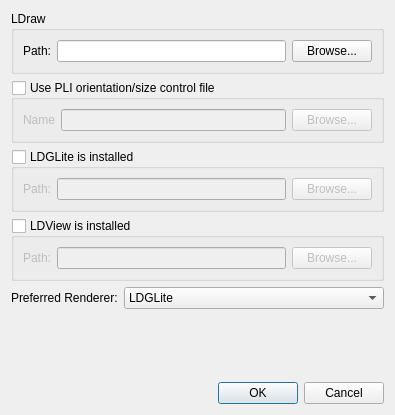
Old version of the form preferences.ui in the repository ldraw-linux/lpub4.
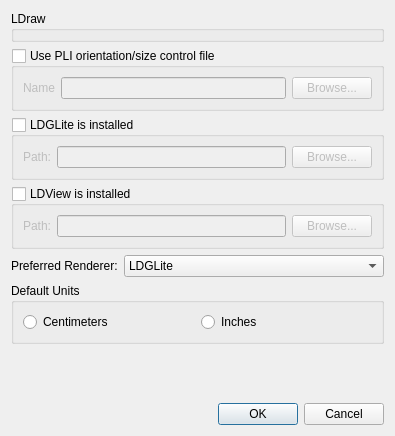
New version of the form.

Commit message: Got inches vs. centimeter controls working

```diff
--- a/preferences.ui
+++ b/preferences.ui
@@ -7,7 +7,7 @@
     <x>0</x>
     <y>0</y>
     <width>395</width>
-    <height>415</height>
+    <height>436</height>
    </rect>
   </property>
   <property name="windowTitle" >
@@ -19,16 +19,28 @@
      <property name="title" >
       <string>LDraw</string>
      </property>
-     <layout class="QHBoxLayout" >
-      <item>
        <widget class="QLabel" name="label_3" >
+      <property name="geometry" >
+       <rect>
+        <x>14</x>
+        <y>34</y>
+        <width>31</width>
+        <height>22</height>
+       </rect>
+      </property>
         <property name="text" >
          <string>Path:</string>
         </property>
        </widget>
-      </item>
-      <item>
        <widget class="QLineEdit" name="ldrawPath" >
+      <property name="geometry" >
+       <rect>
+        <x>53</x>
+        <y>34</y>
+        <width>205</width>
+        <height>22</height>
+       </rect>
+      </property>
         <property name="minimumSize" >
          <size>
           <width>200</width>
@@ -36,9 +48,15 @@
          </size>
         </property>
        </widget>
-      </item>
-      <item>
        <widget class="QPushButton" name="browseLDraw" >
+      <property name="geometry" >
+       <rect>
+        <x>264</x>
+        <y>31</y>
+        <width>98</width>
+        <height>32</height>
+       </rect>
+      </property>
         <property name="toolTip" >
          <string>Use directory dialog to find LDraw directory</string>
         </property>
@@ -49,8 +67,6 @@
          <string>Browse...</string>
         </property>
        </widget>
-      </item>
-     </layout>
     </widget>
    </item>
    <item>
@@ -202,6 +218,29 @@
      </item>
     </layout>
    </item>
+   <item>
+    <widget class="QGroupBox" name="groupBox" >
+     <property name="title" >
+      <string>Default Units</string>
+     </property>
+     <layout class="QHBoxLayout" >
+      <item>
+       <widget class="QRadioButton" name="Centimeters" >
+        <property name="text" >
+         <string>Centimeters</string>
+        </property>
+       </widget>
+      </item>
+      <item>
+       <widget class="QRadioButton" name="Inches" >
+        <property name="text" >
+         <string>Inches</string>
+        </property>
+       </widget>
+      </item>
+     </layout>
+    </widget>
+   </item>
    <item>
     <spacer>
      <property name="orientation" >
@@ -209,8 +248,8 @@
      </property>
      <property name="sizeHint" >
       <size>
-       <width>20</width>
-       <height>40</height>
+       <width>371</width>
+       <height>21</height>
       </size>
      </property>
     </spacer>
```
Lines whose indentation alone changed are shown as unchanged. The commit also changes 10 other files.
